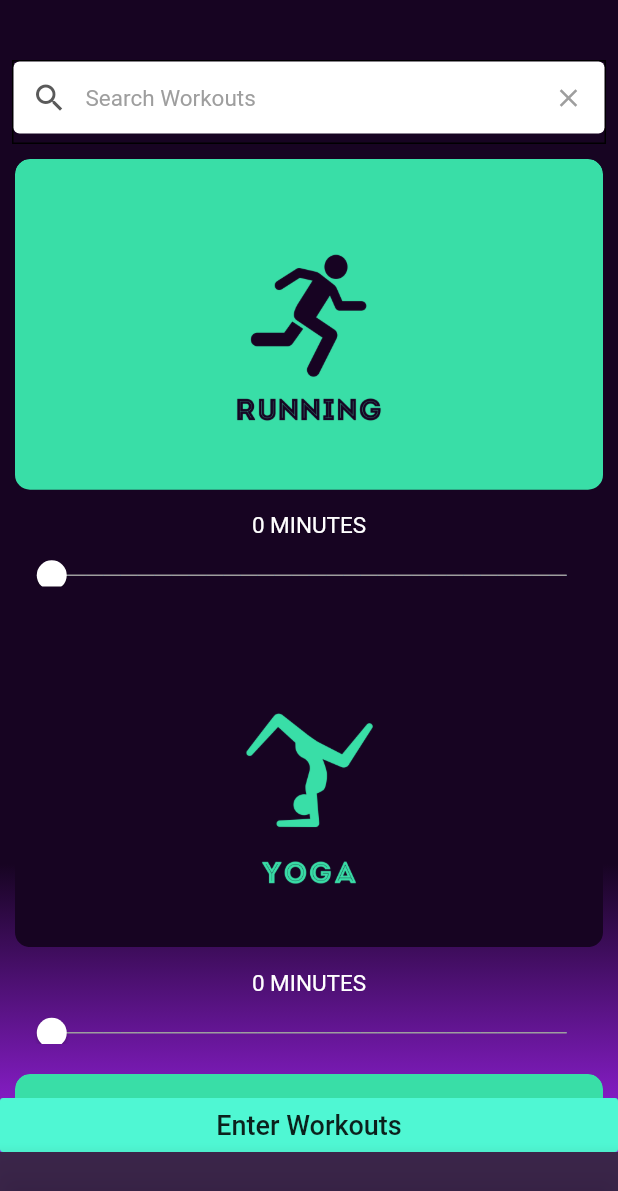
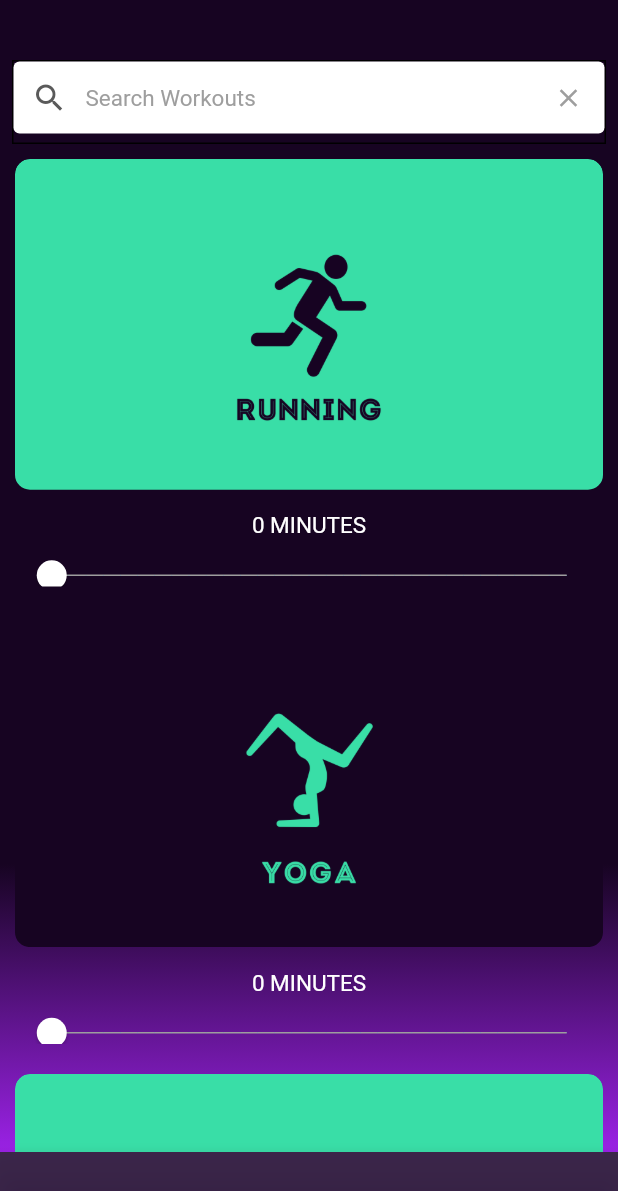
Before and after one commit to JaiMistry/WorkItOff-App, a Flutter app: the screen it shows after launch, item 3 of the bottom bar chosen, on a phone screen of 412 x 824 dp. Shown: the top 1191 px of the screen. Run offline on Flutter 3.47's test engine with Material 2 defaults, Android fonts, the phone set to English and light mode, and no system bars; our stand-ins replace flushbar, font_awesome_flutter.

Commit message:
placed widgets into a stack to fix scrolling and made button disabled when not visible

```diff
--- a/lib/pages/workouts.dart
+++ b/lib/pages/workouts.dart
@@ -1,5 +1,16 @@
 import 'package:flutter/material.dart';
 import 'package:flutter/rendering.dart';
+
+class WorkoutsPage extends StatefulWidget {
+  @override
+  _WorkoutsPageState createState() => _WorkoutsPageState();
+}
+
+class _WorkoutsPageState extends State<WorkoutsPage>
+    with SingleTickerProviderStateMixin {
+  AnimationController _animationController;
+  TextEditingController _searchController = new TextEditingController();
+  bool isButtonDisabled = false;
 
   String _filter;
   RegExp pattern =
@@ -27,16 +38,6 @@ Widget _buildCardList() {
     );
   }
 
-class WorkoutsPage extends StatefulWidget {
-  @override
-  _WorkoutsPageState createState() => _WorkoutsPageState();
-}
-
-class _WorkoutsPageState extends State<WorkoutsPage>
-    with SingleTickerProviderStateMixin {
-  AnimationController _animationController;
-  TextEditingController _searchController = new TextEditingController();
-
   @override
   void initState() {
     super.initState();
@@ -46,11 +47,13 @@ class _WorkoutsPageState extends State<WorkoutsPage>
       });
     });
 
-    if (true) {
+    if (false) {
+      isButtonDisabled = false;
       _animationController = AnimationController(
           duration: const Duration(milliseconds: 350), vsync: this);
       _animationController.forward();
     } else {
+      isButtonDisabled = true;
       _animationController = AnimationController(vsync: this);
     }
   }
@@ -108,11 +111,14 @@ class _WorkoutsPageState extends State<WorkoutsPage>
           Expanded(
             child: ScrollConfiguration(
               behavior: NoOverscrollBehavior(),
-              child: SingleChildScrollView(
+              child: Stack(
+                alignment: Alignment.bottomCenter,
+                children: <Widget>[
+                  SingleChildScrollView(
                     child: Column(
                       children: <Widget>[
                         _buildCardList(),
-                    SizedBox(height: 20.0),
+                        SizedBox(height: 10.0),
                         Container(
                           padding: EdgeInsets.only(bottom: 50.0),
                           child: Column(
@@ -124,8 +130,8 @@ class _WorkoutsPageState extends State<WorkoutsPage>
                               SizedBox(height: 10.0),
                               Text(
                                 'Calories burned are calculated from your weight and our algorithm.',
-                            style:
-                                TextStyle(color: Colors.white, fontSize: 10.0),
+                                style: TextStyle(
+                                    color: Colors.white, fontSize: 10.0),
                               ),
                             ],
                           ),
@@ -133,22 +139,28 @@ class _WorkoutsPageState extends State<WorkoutsPage>
                       ],
                     ),
                   ),
-            ),
-          ),
-          FadeTransition(
+                  Container(
+                    child: FadeTransition(
                       opacity: CurvedAnimation(
                           parent: _animationController, curve: Curves.linear),
                       child: Container(
                         width: MediaQuery.of(context).size.width,
                         child: FlatButton(
-                materialTapTargetSize: MaterialTapTargetSize.shrinkWrap,
+                          materialTapTargetSize:
+                              MaterialTapTargetSize.shrinkWrap,
                           color: Color(0xff4ff7d3),
                           splashColor: Colors.transparent,
                           highlightColor: Colors.transparent,
-                child: Text("Enter Workouts", style: TextStyle(fontSize: 18.0)),
+                          child: Text("Enter Workouts",
+                              style: TextStyle(fontSize: 18.0)),
                           onPressed: () {
-                  _showLogDialog();
+                            return isButtonDisabled ? null : _showLogDialog();
                           },
+                        ),
+                      ),
+                    ),
+                  ),
+                ],
               ),
             ),
           ),
```
Lines whose indentation alone changed are shown as unchanged.
